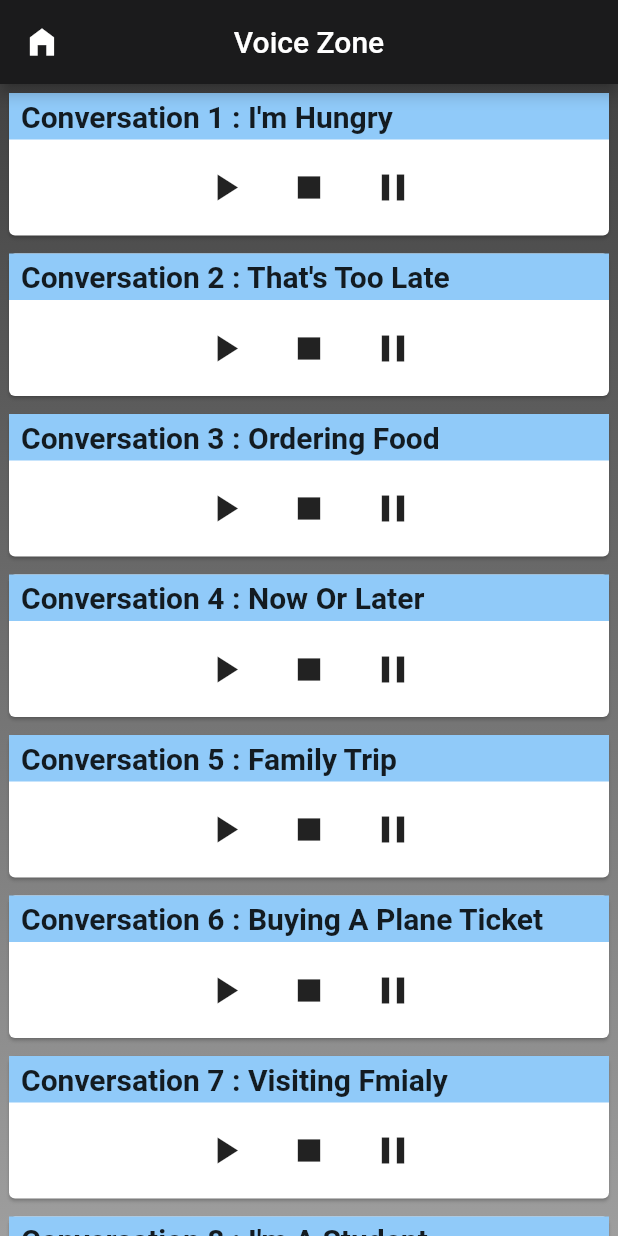
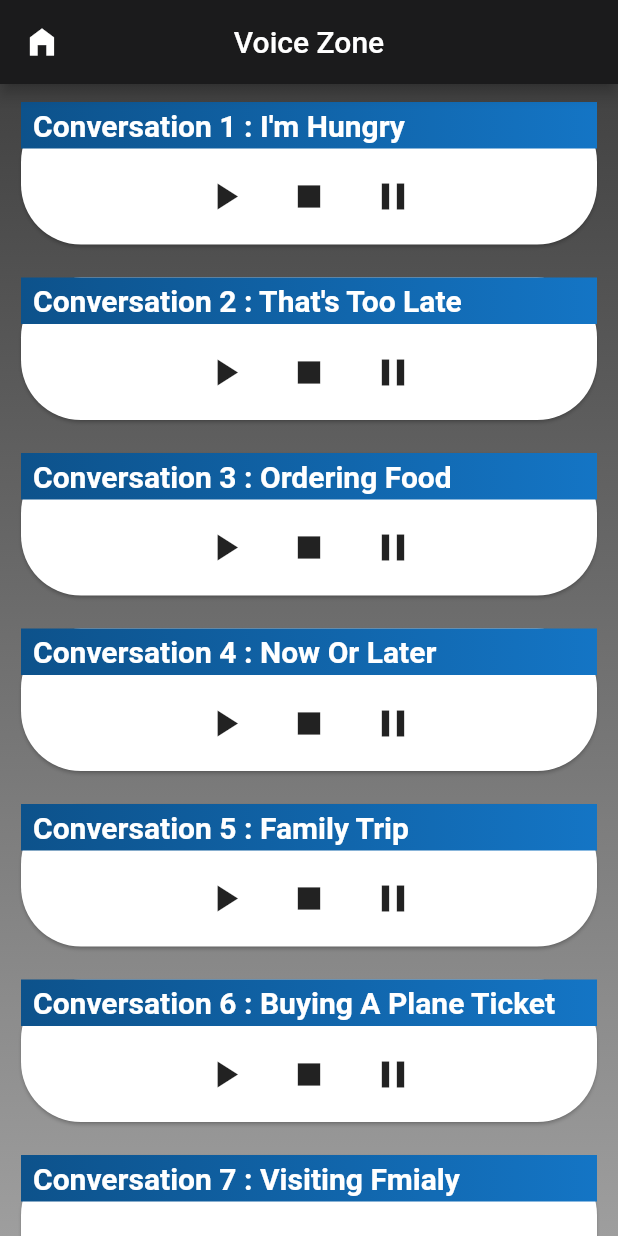
Before and after one commit to mohammad6202/elearningApp, a Flutter app: the Voice screen opened by its route, on a phone screen of 412 x 824 dp. Run offline on Flutter 3.47's test engine with Material 2 defaults, Android fonts, the phone set to English and light mode, and no system bars; our stand-ins replace audioplayers, introduction_screen, shared_preferences, video_player; missing offline and left inert: syncfusion_flutter_pdfviewer; accounts and stored records are empty.

Commit message:
Update voice.dart
better colors & card shape

```diff
--- a/lib/screens/voice.dart
+++ b/lib/screens/voice.dart
@@ -32,14 +32,22 @@ class Voice extends StatelessWidget {
           itemCount: _Conversation.conversations.length,
           itemBuilder: (context, index) {
             return Padding(
-              padding: const EdgeInsets.all(2.0),
+              padding: const EdgeInsets.fromLTRB(10, 8, 10, 6),
               child: Card(
+                shape: RoundedRectangleBorder(
+                  borderRadius: BorderRadius.circular(40),
+                ),
                 child: Column(
                   children: [
                     Container(
                       padding: EdgeInsets.all(4),
                       width: double.infinity,
-                      color: Colors.blue[200],
+                      decoration: BoxDecoration(
+                        gradient: LinearGradient(colors: const [
+                          Color.fromARGB(255, 13, 82, 139),
+                          Color.fromARGB(255, 20, 117, 197),
+                        ]),
+                      ),
                       child: Padding(
                         padding: const EdgeInsets.only(left: 4),
                         child: Text(
@@ -47,6 +55,7 @@ class Voice extends StatelessWidget {
                           style: TextStyle(
                             fontSize: 20,
                             fontWeight: FontWeight.bold,
+                            color: Colors.white,
                           ),
                         ),
                       ),
```
